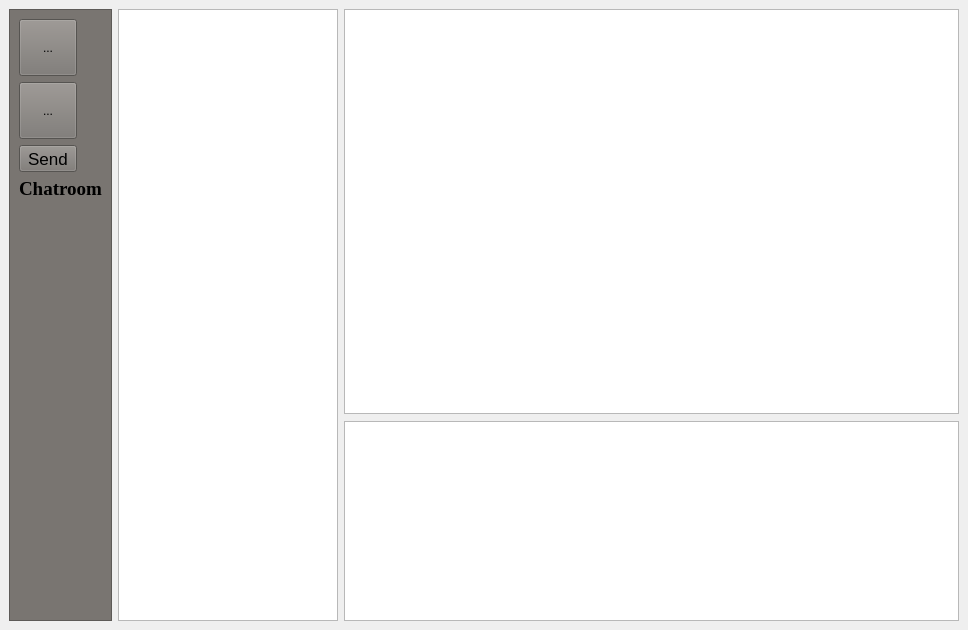
This is ClientGUI/maindialoginterface.ui in saxonsa/chatroom as Qt 5 draws it before an edit. The edited form follows.
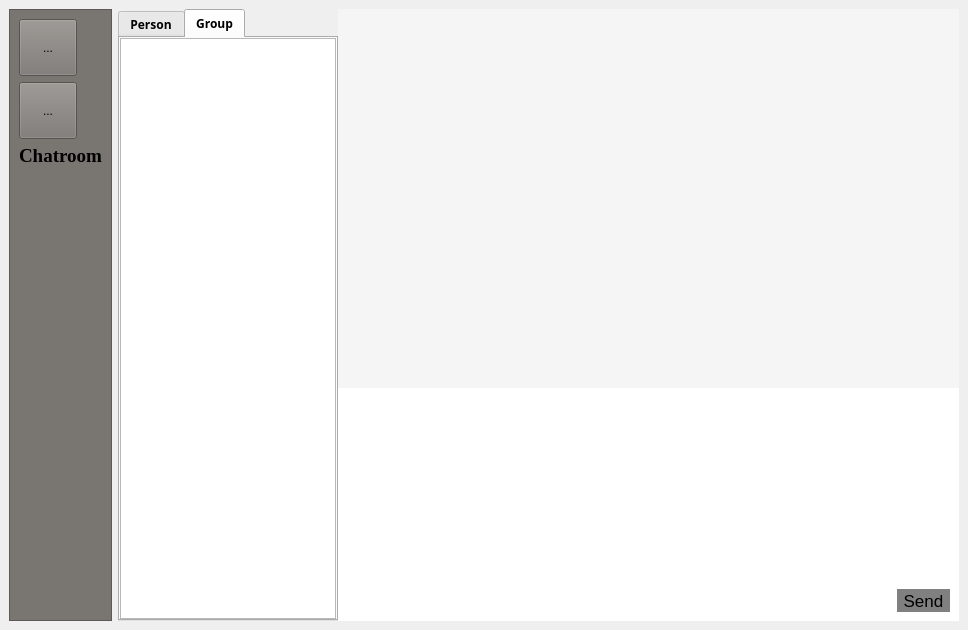
This is the edited form.

Commit message: ui upgrade add list view and tree view

Diff of the .ui file:
```diff
--- a/ClientGUI/maindialoginterface.ui
+++ b/ClientGUI/maindialoginterface.ui
@@ -91,38 +91,6 @@
          </property>
         </spacer>
        </item>
-       <item row="2" column="0">
-        <widget class="QToolButton" name="Send">
-         <property name="enabled">
-          <bool>true</bool>
-         </property>
-         <property name="baseSize">
-          <size>
-           <width>10</width>
-           <height>10</height>
-          </size>
-         </property>
-         <property name="font">
-          <font>
-           <pointsize>13</pointsize>
-           <weight>50</weight>
-           <bold>false</bold>
-          </font>
-         </property>
-         <property name="styleSheet">
-          <string notr="true"/>
-         </property>
-         <property name="text">
-          <string>Send</string>
-         </property>
-         <property name="iconSize">
-          <size>
-           <width>10</width>
-           <height>10</height>
-          </size>
-         </property>
-        </widget>
-       </item>
        <item row="3" column="0">
         <widget class="QLabel" name="label">
          <property name="palette">
@@ -251,7 +219,7 @@
       </property>
       <layout class="QHBoxLayout" name="horizontalLayout_2">
        <property name="spacing">
-        <number>6</number>
+        <number>0</number>
        </property>
        <property name="sizeConstraint">
         <enum>QLayout::SetDefaultConstraint</enum>
@@ -302,24 +270,60 @@
            <number>0</number>
           </property>
           <item>
-           <widget class="QListWidget" name="onlineList">
-            <property name="enabled">
-             <bool>true</bool>
+           <widget class="QTabWidget" name="tabWidget">
+            <property name="currentIndex">
+             <number>1</number>
             </property>
-            <property name="sizePolicy">
-             <sizepolicy hsizetype="Fixed" vsizetype="Preferred">
-              <horstretch>0</horstretch>
-              <verstretch>0</verstretch>
-             </sizepolicy>
-            </property>
-            <property name="font">
-             <font>
-              <family>Times New Roman</family>
-              <pointsize>12</pointsize>
-              <weight>50</weight>
-              <bold>false</bold>
-             </font>
-            </property>
+            <widget class="QWidget" name="Person">
+             <attribute name="title">
+              <string>Person</string>
+             </attribute>
+             <layout class="QVBoxLayout" name="verticalLayout_3">
+              <property name="spacing">
+               <number>0</number>
+              </property>
+              <property name="leftMargin">
+               <number>0</number>
+              </property>
+              <property name="topMargin">
+               <number>0</number>
+              </property>
+              <property name="rightMargin">
+               <number>0</number>
+              </property>
+              <property name="bottomMargin">
+               <number>0</number>
+              </property>
+              <item>
+               <widget class="QListView" name="listView"/>
+              </item>
+             </layout>
+            </widget>
+            <widget class="QWidget" name="Groups">
+             <attribute name="title">
+              <string>Group</string>
+             </attribute>
+             <layout class="QVBoxLayout" name="verticalLayout_4">
+              <property name="spacing">
+               <number>0</number>
+              </property>
+              <property name="leftMargin">
+               <number>0</number>
+              </property>
+              <property name="topMargin">
+               <number>0</number>
+              </property>
+              <property name="rightMargin">
+               <number>0</number>
+              </property>
+              <property name="bottomMargin">
+               <number>0</number>
+              </property>
+              <item>
+               <widget class="QTreeView" name="treeView"/>
+              </item>
+             </layout>
+            </widget>
            </widget>
           </item>
          </layout>
@@ -339,9 +343,9 @@
            <height>0</height>
           </size>
          </property>
-         <layout class="QVBoxLayout" name="verticalLayout" stretch="6,4">
+         <layout class="QVBoxLayout" name="verticalLayout" stretch="0,4">
           <property name="spacing">
-           <number>7</number>
+           <number>0</number>
           </property>
           <property name="sizeConstraint">
            <enum>QLayout::SetDefaultConstraint</enum>
@@ -380,8 +384,35 @@
               <bold>false</bold>
              </font>
             </property>
+            <property name="styleSheet">
+             <string notr="true">background-color: rgb(245, 245, 245);border:none;</string>
+            </property>
            </widget>
           </item>
+          <item>
+           <widget class="QWidget" name="widget_4" native="true">
+            <property name="sizePolicy">
+             <sizepolicy hsizetype="Preferred" vsizetype="Fixed">
+              <horstretch>0</horstretch>
+              <verstretch>0</verstretch>
+             </sizepolicy>
+            </property>
+            <layout class="QVBoxLayout" name="verticalLayout_2">
+             <property name="spacing">
+              <number>0</number>
+             </property>
+             <property name="leftMargin">
+              <number>0</number>
+             </property>
+             <property name="topMargin">
+              <number>0</number>
+             </property>
+             <property name="rightMargin">
+              <number>0</number>
+             </property>
+             <property name="bottomMargin">
+              <number>0</number>
+             </property>
           <item>
            <widget class="QTextEdit" name="textEditor">
             <property name="sizePolicy">
@@ -393,7 +424,7 @@
             <property name="minimumSize">
              <size>
               <width>500</width>
-              <height>100</height>
+                 <height>80</height>
              </size>
             </property>
             <property name="maximumSize">
@@ -411,8 +442,92 @@
              </font>
             </property>
             <property name="styleSheet">
-             <string notr="true"/>
-            </property>
+                <string notr="true">border:none;</string>
+               </property>
+              </widget>
+             </item>
+             <item>
+              <widget class="QFrame" name="frame_4">
+               <property name="sizePolicy">
+                <sizepolicy hsizetype="Preferred" vsizetype="Fixed">
+                 <horstretch>0</horstretch>
+                 <verstretch>0</verstretch>
+                </sizepolicy>
+               </property>
+               <property name="minimumSize">
+                <size>
+                 <width>0</width>
+                 <height>41</height>
+                </size>
+               </property>
+               <property name="styleSheet">
+                <string notr="true">background-color:white;border:1px solid rgb(130, 135, 144);margin:0;border:none;</string>
+               </property>
+               <property name="frameShape">
+                <enum>QFrame::NoFrame</enum>
+               </property>
+               <property name="frameShadow">
+                <enum>QFrame::Plain</enum>
+               </property>
+               <layout class="QHBoxLayout" name="horizontalLayout_4">
+                <property name="leftMargin">
+                 <number>0</number>
+                </property>
+                <property name="topMargin">
+                 <number>0</number>
+                </property>
+                <property name="bottomMargin">
+                 <number>0</number>
+                </property>
+                <item>
+                 <spacer name="horizontalSpacer">
+                  <property name="orientation">
+                   <enum>Qt::Horizontal</enum>
+                  </property>
+                  <property name="sizeHint" stdset="0">
+                   <size>
+                    <width>464</width>
+                    <height>20</height>
+                   </size>
+                  </property>
+                 </spacer>
+                </item>
+                <item>
+                 <widget class="QToolButton" name="Send">
+                  <property name="enabled">
+                   <bool>true</bool>
+                  </property>
+                  <property name="baseSize">
+                   <size>
+                    <width>10</width>
+                    <height>10</height>
+                   </size>
+                  </property>
+                  <property name="font">
+                   <font>
+                    <pointsize>13</pointsize>
+                    <weight>50</weight>
+                    <bold>false</bold>
+                   </font>
+                  </property>
+                  <property name="styleSheet">
+                   <string notr="true">background-color:gray;</string>
+                  </property>
+                  <property name="text">
+                   <string>Send</string>
+                  </property>
+                  <property name="iconSize">
+                   <size>
+                    <width>10</width>
+                    <height>10</height>
+                   </size>
+                  </property>
+                 </widget>
+                </item>
+               </layout>
+              </widget>
+             </item>
+            </layout>
            </widget>
           </item>
          </layout>
```
Lines whose indentation alone changed are shown as unchanged.
